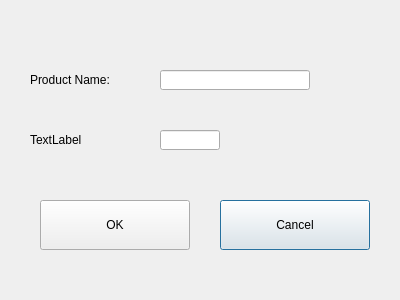
The window that products.ui (NickReardon/P2-Bulk-Club-Project) describes before a commit, drawn with Qt 5.
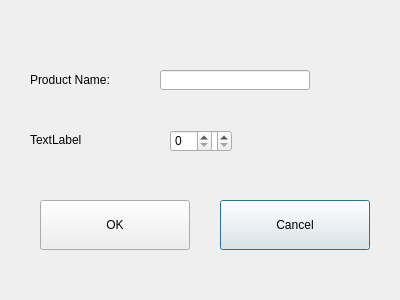
The same window after the commit.

Commit message:
Product feature polish
product form checks for existing products and reacts accordingly

Integer and double fields restrict improper values

test purchase now inserts into purchases database

```diff
--- a/products.ui
+++ b/products.ui
@@ -49,16 +49,6 @@
     </rect>
    </property>
   </widget>
-  <widget class="QLineEdit" name="varEdit">
-   <property name="geometry">
-    <rect>
-     <x>160</x>
-     <y>130</y>
-     <width>60</width>
-     <height>20</height>
-    </rect>
-   </property>
-  </widget>
   <widget class="QPushButton" name="cancelButton">
    <property name="geometry">
     <rect>
@@ -85,6 +75,26 @@
     <string>OK</string>
    </property>
   </widget>
+  <widget class="QDoubleSpinBox" name="dVarEdit">
+   <property name="geometry">
+    <rect>
+     <x>170</x>
+     <y>130</y>
+     <width>62</width>
+     <height>22</height>
+    </rect>
+   </property>
+  </widget>
+  <widget class="QSpinBox" name="varEdit">
+   <property name="geometry">
+    <rect>
+     <x>170</x>
+     <y>130</y>
+     <width>42</width>
+     <height>22</height>
+    </rect>
+   </property>
+  </widget>
  </widget>
  <resources/>
  <connections/>
```
The commit also changes 5 other files.
